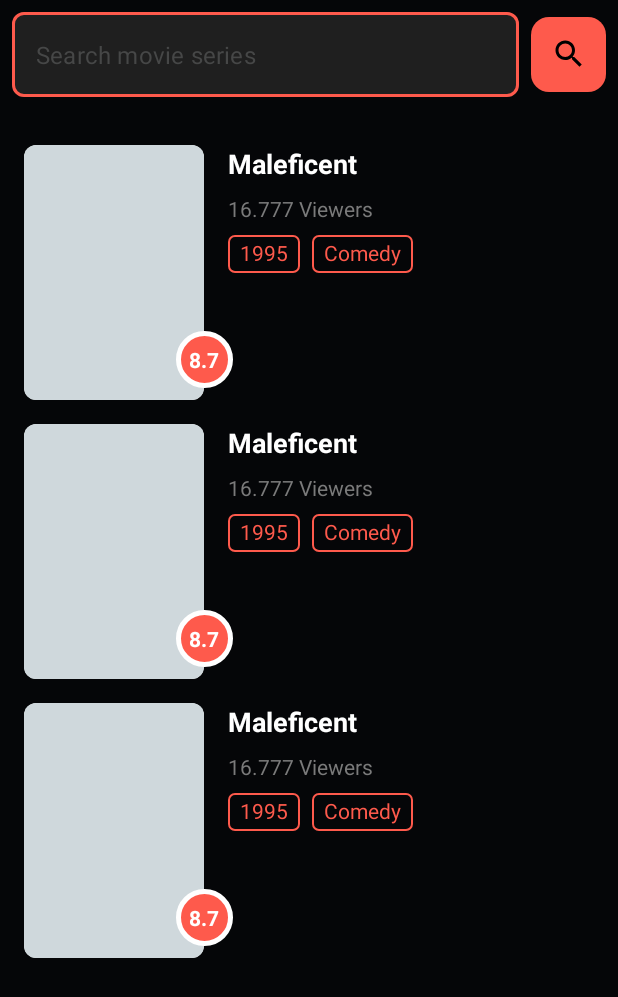
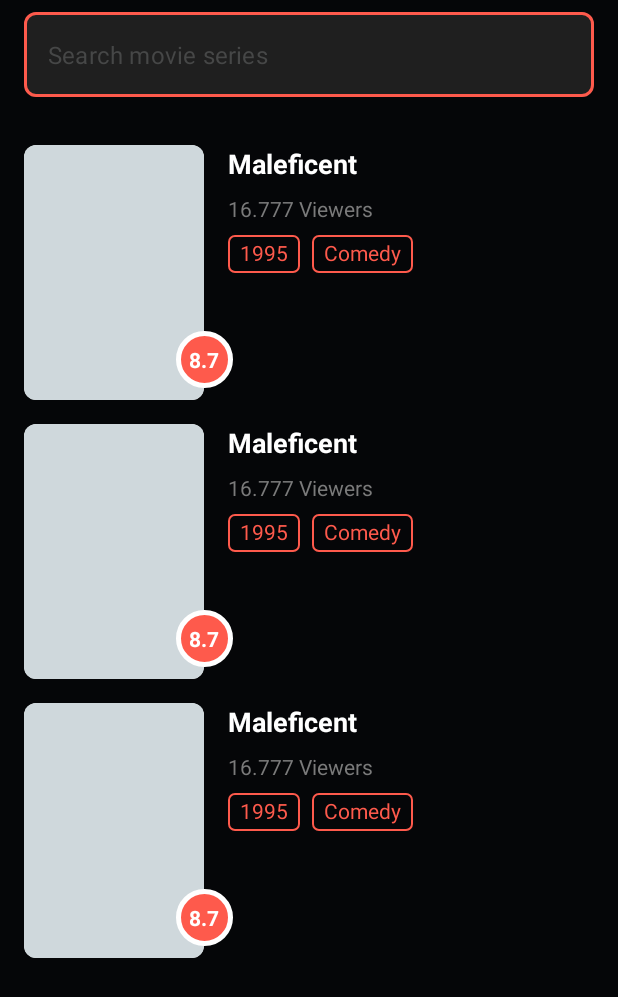
Before and after one commit to alpine12/MovieGalleryShow, an Android app: the layout fragment_movie_saved.xml on its own in the app's theme, with its tools: preview values and no code run, on a phone screen of 412 x 824 dp. Shown: the top 997 px of the screen. Run offline under Robolectric (Android 15) with nearby library versions, the phone set to English and light mode, and no system bars; network calls fail.

```diff
--- a/app/src/main/java/com/alpine12/moviegalleryshow/data/database/MovieDao.kt
+++ b/app/src/main/java/com/alpine12/moviegalleryshow/data/database/MovieDao.kt
@@ -10,10 +10,12 @@ import kotlinx.coroutines.flow.Flow
 interface MovieDao {
 
     @Insert(onConflict = OnConflictStrategy.REPLACE)
-    suspend fun insert(movie: MovieEntity)
+    suspend fun insert(movie: MovieEntity) : Long
 
     @Query("select * from movie_table order by dateSaved ASC")
     fun getMovieSaved(): Flow<List<MovieEntity>>
 
+    @Query("select * from movie_table where title like '%' || :query || '%' order by dateSaved ASC")
+    fun getSearchMovie(query: String) : Flow<List<MovieEntity>>
 
 }
--- a/app/src/main/java/com/alpine12/moviegalleryshow/ui/moviesaved/MovieSavedVIewModel.kt
+++ b/app/src/main/java/com/alpine12/moviegalleryshow/ui/moviesaved/MovieSavedVIewModel.kt
@@ -23,4 +23,10 @@ class MovieSavedVIewModel @Inject constructor(private val localRepository: Local
             _movieSaved.postValue(it)
         }
     }
+
+    fun getSearchMovie(query : String)= viewModelScope.launch {
+        localRepository.getSearchMovie(query).collectLatest {
+            _movieSaved.postValue(it)
+        }
+    }
 }
--- a/app/src/main/res/layout/fragment_movie_saved.xml
+++ b/app/src/main/res/layout/fragment_movie_saved.xml
@@ -13,9 +13,9 @@
         style="@style/Widget.MaterialComponents.TextInputLayout.OutlinedBox"
         android:layout_width="0dp"
         android:layout_height="wrap_content"
-        android:layout_marginStart="8dp"
+        android:layout_marginStart="16dp"
         android:layout_marginTop="8dp"
-        android:layout_marginEnd="8dp"
+        android:layout_marginEnd="16dp"
         android:orientation="horizontal"
         android:padding="0dp"
         android:textColorHint="@color/text_suggestion"
@@ -27,7 +27,7 @@
         app:boxStrokeColor="@color/orange"
         app:boxStrokeWidth="2dp"
         app:hintEnabled="false"
-        app:layout_constraintEnd_toStartOf="@+id/btnSearchMovie"
+        app:layout_constraintEnd_toEndOf="parent"
         app:layout_constraintStart_toStartOf="parent"
         app:layout_constraintTop_toTopOf="parent">
 
@@ -43,23 +43,23 @@
             android:textColorHint="@color/text_suggestion" />
     </com.google.android.material.textfield.TextInputLayout>
 
-    <com.google.android.material.button.MaterialButton
-        android:id="@+id/btnSearchMovie"
-        android:layout_width="50dp"
-        android:layout_height="50dp"
-        android:layout_marginEnd="8dp"
-        android:insetLeft="0dp"
-        android:insetTop="0dp"
-        android:insetRight="0dp"
-        android:insetBottom="0dp"
-        app:backgroundTint="@color/orange"
-        app:cornerRadius="12dp"
-        app:icon="@drawable/ic_search"
-        app:iconGravity="textStart"
-        app:iconPadding="0dp"
-        app:layout_constraintBottom_toBottomOf="@+id/textInputLayout"
-        app:layout_constraintEnd_toEndOf="parent"
-        app:layout_constraintTop_toTopOf="@+id/textInputLayout" />
+<!--    <com.google.android.material.button.MaterialButton-->
+<!--        android:id="@+id/btnSearchMovie"-->
+<!--        android:layout_width="50dp"-->
+<!--        android:layout_height="50dp"-->
+<!--        android:layout_marginEnd="8dp"-->
+<!--        android:insetLeft="0dp"-->
+<!--        android:insetTop="0dp"-->
+<!--        android:insetRight="0dp"-->
+<!--        android:insetBottom="0dp"-->
+<!--        app:backgroundTint="@color/orange"-->
+<!--        app:cornerRadius="12dp"-->
+<!--        app:icon="@drawable/ic_search"-->
+<!--        app:iconGravity="textStart"-->
+<!--        app:iconPadding="0dp"-->
+<!--        app:layout_constraintBottom_toBottomOf="@+id/textInputLayout"-->
+<!--        app:layout_constraintEnd_toEndOf="parent"-->
+<!--        app:layout_constraintTop_toTopOf="@+id/textInputLayout" />-->
 
     <androidx.recyclerview.widget.RecyclerView
         android:id="@+id/rvMovieSaved"
```
Also changed, not shown: app/src/main/java/com/alpine12/moviegalleryshow/data/repository/local/LocalRepository.kt (+6 -4 lines), app/src/main/java/com/alpine12/moviegalleryshow/ui/detailmovie/DetailMovieViewModel.kt (+8 -3 lines), app/src/main/java/com/alpine12/moviegalleryshow/ui/moviesaved/MovieSavedFragment.kt (+23 -0 lines).
